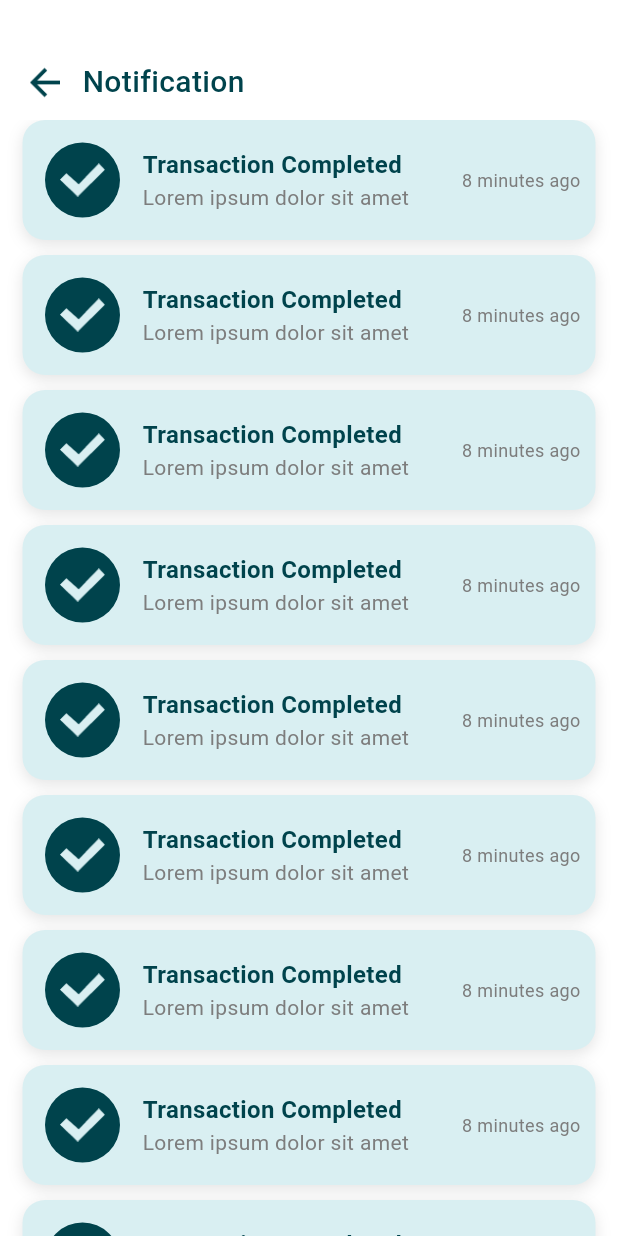
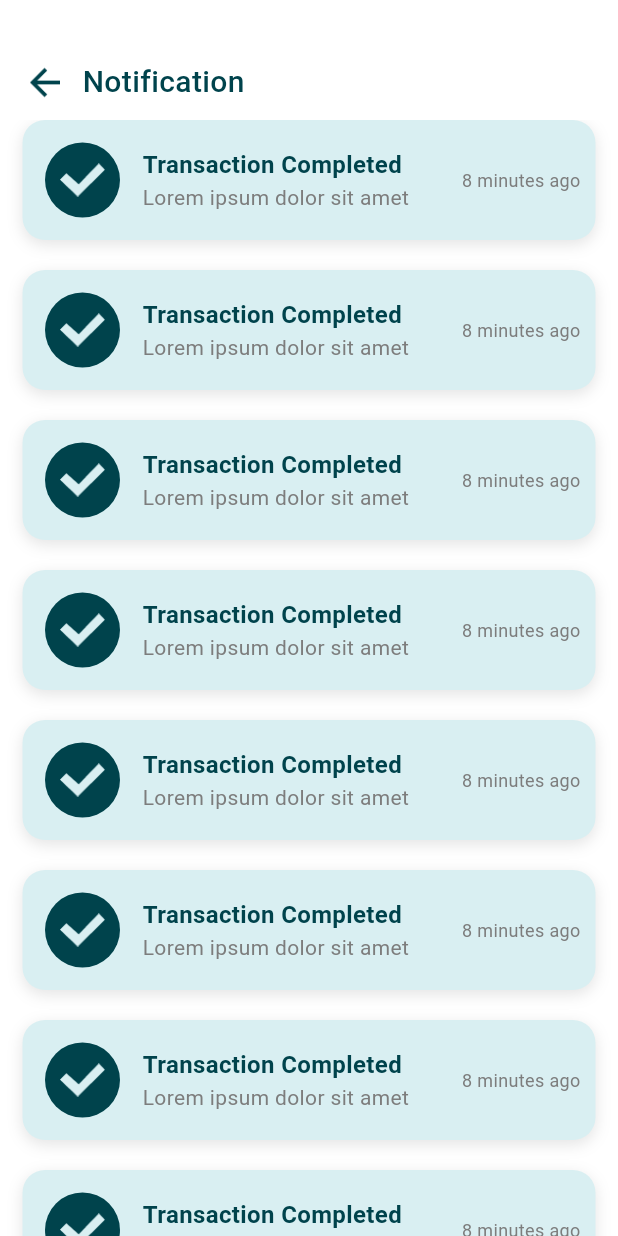
Before and after one commit to swagatapal/E_Learning, a Flutter app: the NotificationScreen screen opened directly, on a phone screen of 412 x 824 dp. Run offline on Flutter 3.47's test engine with Material 3 defaults, Android fonts, the phone set to English and light mode, and no system bars; our stand-ins replace flutter_bounce, persistent_bottom_nav_bar, smooth_page_indicator.

Commit message:
minor spacing

```diff
--- a/lib/Screens/Notification/Widgets/notification_item.dart
+++ b/lib/Screens/Notification/Widgets/notification_item.dart
@@ -8,7 +8,7 @@ class NotificationItem extends StatelessWidget {
   @override
   Widget build(BuildContext context) {
     return Padding(
-      padding: const EdgeInsets.only(left: 15.0, right: 15.0, bottom: 10.0),
+      padding: const EdgeInsets.only(left: 15.0, right: 15.0, bottom: 20.0),
       child: Container(
         width: ScreenUtils().screenWidth(context) * 0.8,
         decoration: BoxDecoration(
@@ -38,7 +38,6 @@ class NotificationItem extends StatelessWidget {
                   padding: const EdgeInsets.all(10.0),
                   child: Image.asset(
                     "assets/images/correct_image.png",
-                    fit: BoxFit.contain,
                   ),
                 ),
               ),
```
